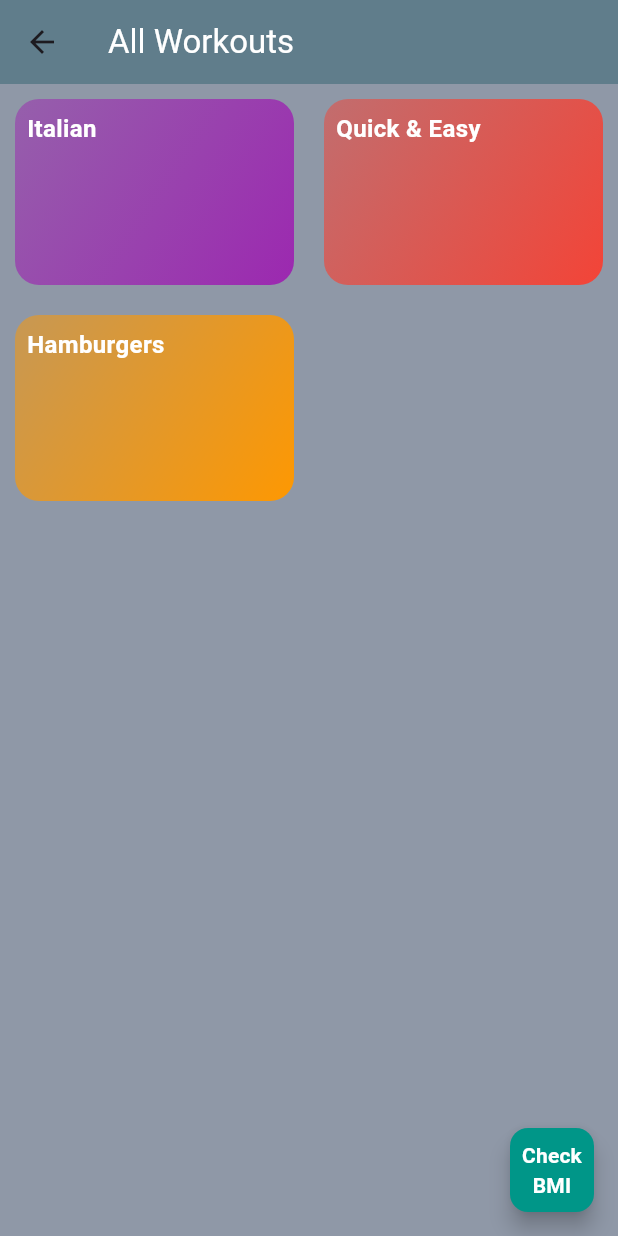
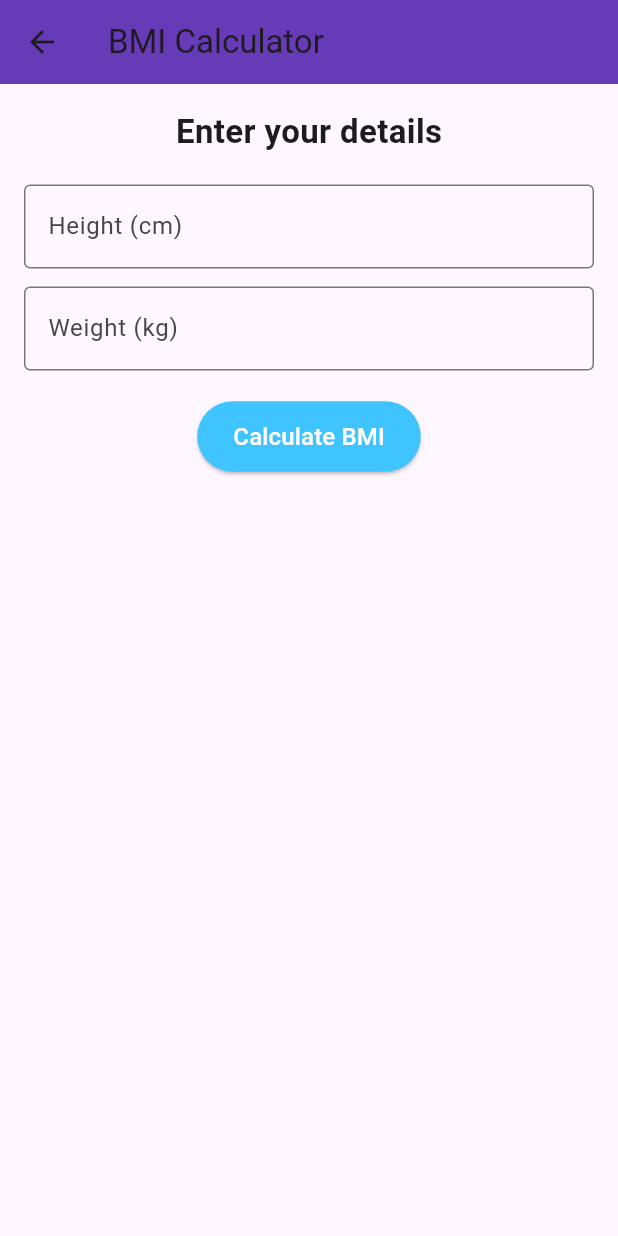
Before and after one commit to Sparsh261/Tech-M-Assignment-3, a Flutter app: the Home screen opened directly, after a tap on "Check BMI", on a phone screen of 412 x 824 dp. Run offline on Flutter 3.47's test engine with Material 3 defaults, Android fonts, the phone set to English and light mode, and no system bars.

Commit message:
Added Workout items and BMI page

```diff
--- a/lib/Models/Workout.dart
+++ b/lib/Models/Workout.dart
@@ -1,13 +1,42 @@
-import 'dart:ui';
+import 'package:flutter/material.dart';
+import 'package:uuid/uuid.dart';
+import 'package:intl/intl.dart';
+
+enum Category {Weightlifting, Cardio, Resistance, Endurance}
+
+final uuid = Uuid();
+final formatter = DateFormat().add_yMd();
+
 
 class Workout {
 
-  Workout({required this.id, required this.title, required this.color});
-
   final String id;
   final String title;
-  // final Category categotry;
-  // final
-  final Color color;
+  final double duration;
+  final DateTime date;
+  final Category category;
+
+  Workout({
+    required this.title,
+    required this.duration,
+    required this.date,
+    required this.category
+    }) :id = uuid.v4();
+
+   String getFormattedDate() {
+    return formatter.format(date);
+  }
+
+  getCategoryIcon() {
+    if (category == Category.Weightlifting) {
+      return Icons.fitness_center;
+    } else if (category == Category.Cardio) {
+      return Icons.run_circle_outlined;
+    } else if (category == Category.Endurance) {
+      return Icons.energy_savings_leaf;
+    } else {
+      return Icons.stop_circle;
+    }
+  }
 
 }
--- /dev/null
+++ b/lib/Screens/BMIScreen.dart
@@ -0,0 +1,115 @@
+import 'package:flutter/material.dart';
+
+class BMIScreen extends StatefulWidget {
+  @override
+  _BMIScreenState createState() => _BMIScreenState();
+}
+
+class _BMIScreenState extends State<BMIScreen> {
+  final _formKey = GlobalKey<FormState>();
+  final TextEditingController _heightController = TextEditingController();
+  final TextEditingController _weightController = TextEditingController();
+
+  double? _bmi;
+  String? _interpretation;
+
+  void _calculateBMI() {
+    final height = double.tryParse(_heightController.text);
+    final weight = double.tryParse(_weightController.text);
+
+    if (height == null || weight == null || height <= 0 || weight <= 0) {
+      setState(() {
+        _bmi = null;
+        _interpretation = "Please enter valid numbers.";
+      });
+      return;
+    }
+
+    final heightInMeters = height / 100;
+    final bmi = weight / (heightInMeters * heightInMeters);
+
+    String interpretation;
+    if (bmi < 18.5) {
+      interpretation = "Underweight";
+    } else if (bmi < 24.9) {
+      interpretation = "Normal weight";
+    } else if (bmi < 29.9) {
+      interpretation = "Overweight";
+    } else {
+      interpretation = "Obese";
+    }
+
+    setState(() {
+      _bmi = bmi;
+      _interpretation = interpretation;
+    });
+  }
+
+  @override
+  Widget build(BuildContext context) {
+    return Scaffold(
+      appBar: AppBar(
+        title: Text("BMI Calculator"),
+        backgroundColor: Colors.deepPurple,
+      ),
+      body: Padding(
+        padding: const EdgeInsets.all(16.0),
+        child: Form(
+          key: _formKey,
+          child: Column(
+            children: [
+              Text(
+                'Enter your details',
+                style: TextStyle(fontSize: 22, fontWeight: FontWeight.bold),
+              ),
+              SizedBox(height: 20),
+              TextFormField(
+                controller: _heightController,
+                keyboardType: TextInputType.number,
+                decoration: InputDecoration(
+                  labelText: 'Height (cm)',
+                  border: OutlineInputBorder(),
+                ),
+              ),
+              SizedBox(height: 12),
+              TextFormField(
+                controller: _weightController,
+                keyboardType: TextInputType.number,
+                decoration: InputDecoration(
+                  labelText: 'Weight (kg)',
+                  border: OutlineInputBorder(),
+                ),
+              ),
+              SizedBox(height: 20),
+              ElevatedButton(
+                onPressed: _calculateBMI,
+                style: ElevatedButton.styleFrom(
+                  backgroundColor: Colors.lightBlueAccent,
+                  padding: EdgeInsets.symmetric(horizontal: 24, vertical: 12),
+                ),
+                child: Text(
+                  "Calculate BMI",
+                  style: TextStyle(fontSize: 16, color: Colors.white),
+                ),
+              ),
+              SizedBox(height: 20),
+              if (_bmi != null)
+                Column(
+                  children: [
+                    Text(
+                      'Your BMI is: ${_bmi!.toStringAsFixed(2)}',
+                      style: TextStyle(fontSize: 20, fontWeight: FontWeight.bold),
+                    ),
+                    Text(
+                      'Category: $_interpretation',
+                      style: TextStyle(fontSize: 18, color: Colors.blueGrey),
+                    ),
+                  ],
+                ),
+            ],
+          ),
+        ),
+      ),
+    );
+  }
+}
--- a/lib/Screens/Home.dart
+++ b/lib/Screens/Home.dart
@@ -1,23 +1,81 @@
 import 'package:fitnesstrackerapp/Models/Workout.dart';
+import 'package:fitnesstrackerapp/Screens/BMIScreen.dart';
+import 'package:fitnesstrackerapp/Widgets/NewWorkout.dart';
 import 'package:fitnesstrackerapp/Widgets/WorkoutItem.dart';
+import 'package:fitnesstrackerapp/Widgets/WorkoutList.dart';
 import 'package:flutter/material.dart';
 
 
-class Home extends StatelessWidget{
+class Home extends StatefulWidget{
 
+  @override
+  State<Home> createState() => _HomeState();
+}
+
+class _HomeState extends State<Home> {
   List<Workout> availableWorkouts = [
-  Workout(id: 'c1', title: 'Italian', color: Colors.purple),
-  Workout(id: 'c2', title: 'Quick & Easy', color: Colors.red),
-  Workout(id: 'c3', title: 'Hamburgers', color: Colors.orange),
+  Workout(
+      title: 'Flutterxz vxfxdgdfgzdfgzsdfzsdgzdgzdf',
+      duration: 5.25,
+      date: DateTime.now(),
+      category: Category.Cardio,
+    ),
+  Workout(
+      title: 'Flutter',
+      duration: 5.25,
+      date: DateTime.now(),
+      category: Category.Cardio,
+    ),
+
   ];
+
+  void openExpenseAdderOverlay() {
+    showModalBottomSheet(
+      context: context,
+      builder: (context) => NewWorkout(onAddWorkout: addWorkout),
+    );
+  }
+
+  addWorkout(Workout workout) {
+    setState(() {
+      availableWorkouts.add(workout);
+    });
+
+    ScaffoldMessenger.of(context).showSnackBar(
+      SnackBar(content: Text("Expense Added"), duration: Duration(seconds: 2)),
+    );
+  }
+
+  removeWorkout(Workout workout) {
+    setState(() {
+      availableWorkouts.remove(workout);
+    });
+    ScaffoldMessenger.of(context).clearSnackBars();
+    ScaffoldMessenger.of(context).showSnackBar(
+      SnackBar(content: Text("Workout Deleted"),
+      duration: Duration(seconds: 2),
+      action: SnackBarAction(
+        label: "undo", onPressed: (){
+          setState(() {
+      availableWorkouts.add(workout);
+    });
+        }
+        ))
+    );
+  }
 
   @override
    Widget build(BuildContext context) {
     return Scaffold(
       appBar: AppBar(
-        title: Text("All Workouts",
-          style: TextStyle(color: Colors.white),
-        ),
+        title: Text('All workouts',style: TextStyle(color: Colors.white),),
+        actions: [
+          // Title(color: Colors.white, child: Text("Add")),
+          IconButton(
+            onPressed: openExpenseAdderOverlay,
+            tooltip: "Add new",
+            icon: Icon(Icons.add,color: Colors.white,size: 35,)),
+        ],
         backgroundColor: Colors.blueGrey,
       ),
       backgroundColor: const Color.fromARGB(255, 143, 152, 167),
@@ -31,14 +89,20 @@ class Home extends StatelessWidget{
             mainAxisSpacing: 20,
           ),
           children: [
-            for(Workout category in availableWorkouts)
-              WorkoutItem(workout: category),
+            for(Workout workout in availableWorkouts)
+              Dismissible(
+                  key: ValueKey(workout),
+                  child: WorkoutItem(workout:workout),
+                  onDismissed: (direction){
+                    removeWorkout(workout);
+                  },
+                )
           ],
         ),
       ),
       floatingActionButton: FloatingActionButton(
   onPressed: () {
-    // Your logic here
+    Navigator.of(context).push(MaterialPageRoute(builder: (ctx)=>BMIScreen()));
   },
   backgroundColor: Colors.teal,
   foregroundColor: Colors.white, // text/icon color
--- a/lib/Widgets/WorkoutItem.dart
+++ b/lib/Widgets/WorkoutItem.dart
@@ -1,5 +1,11 @@
+//
+
+
+
+
+
 import 'package:fitnesstrackerapp/Models/Workout.dart';
-import 'package:flutter/widgets.dart';
+import 'package:flutter/material.dart';
 
 class WorkoutItem extends StatelessWidget {
 
@@ -14,23 +20,72 @@ class WorkoutItem extends StatelessWidget {
         borderRadius: BorderRadius.circular(16),
         gradient: LinearGradient(
           colors: [
-              workout.color.withOpacity(0.5),
-              workout.color.withOpacity(0.99),
+            Colors.red.withOpacity(0.5),
+            Colors.purple.withOpacity(0.99),
           ],
           begin: Alignment.topLeft,
           end: Alignment.bottomRight,
         ),
       ),
+      padding: const EdgeInsets.all(16.0), // Padding around the card content
+      margin: const EdgeInsets.symmetric(vertical: 8.0), // Margin between cards
+      child: Row(
+        mainAxisAlignment: MainAxisAlignment.spaceBetween,
+        children: [
+          // Icon for category
+          Icon(
+            workout.getCategoryIcon(),
+            color: Colors.white,
+            size: 40,
+          ),
+          // Column for workout details (title, duration, formatted date)
+          Expanded(
             child: Padding(
-          padding: const EdgeInsets.all(8.0),
+              padding: const EdgeInsets.symmetric(horizontal: 16.0),
+              child: Column(
+                crossAxisAlignment: CrossAxisAlignment.start,
+                children: [
+                  // Title of the workout
+                  Tooltip(
+  message: workout.title,
   child: Text(
     workout.title,
     style: TextStyle(
-              fontSize: 16,
+      fontSize: 18,
       fontWeight: FontWeight.bold,
-              color: Color.fromARGB(255, 255, 255, 255),
+      color: Colors.white,
     ),
-        )
+    overflow: TextOverflow.ellipsis,
+    maxLines: 1,
+  ),
+),
+
+                  SizedBox(height: 1),
+                  // Duration and formatted date
+                  Column(
+                    children: [
+                      Text(
+                        '${workout.duration.toString()} min',
+                        style: TextStyle(
+                          fontSize: 14,
+                          color: Colors.white70,
+                        ),
+                      ),
+                      // Spacer(),
+                      Text(
+                        workout.getFormattedDate(),
+                        style: TextStyle(
+                          fontSize: 14,
+                          color: Colors.white70,
+                        ),
+                      ),
+                    ],
+                  ),
+                ],
+              ),
+            ),
+          ),
+        ],
       ),
     );
   }
--- a/lib/main.dart
+++ b/lib/main.dart
@@ -1,8 +1,11 @@
 import 'package:fitnesstrackerapp/Screens/FirstPage.dart';
+import 'package:fitnesstrackerapp/Screens/Home.dart';
 import 'package:flutter/material.dart';
 
 void main() {
   runApp(MaterialApp(
-    home: FirstPage()
+    // home: FirstPage()
+    home: Home(),
+    debugShowCheckedModeBanner: false,
   ));
 }
--- a/pubspec.yaml
+++ b/pubspec.yaml
@@ -34,6 +34,8 @@ dependencies:
   # The following adds the Cupertino Icons font to your application.
   # Use with the CupertinoIcons class for iOS style icons.
   cupertino_icons: ^1.0.8
+  intl: ^0.20.2
+  uuid: ^4.5.1
 
 dev_dependencies:
   flutter_test:
```
Also changed, not shown: lib/Widgets/NewWorkout.dart (added, +132 -0 lines), pubspec.lock. Lines whose indentation alone changed are shown as unchanged.
